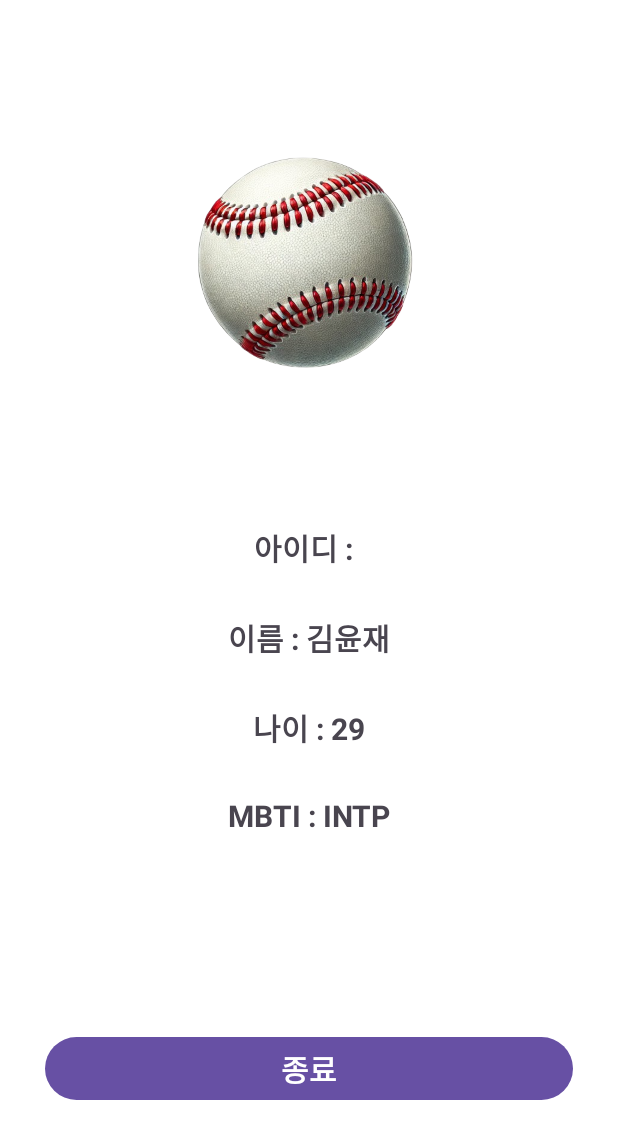
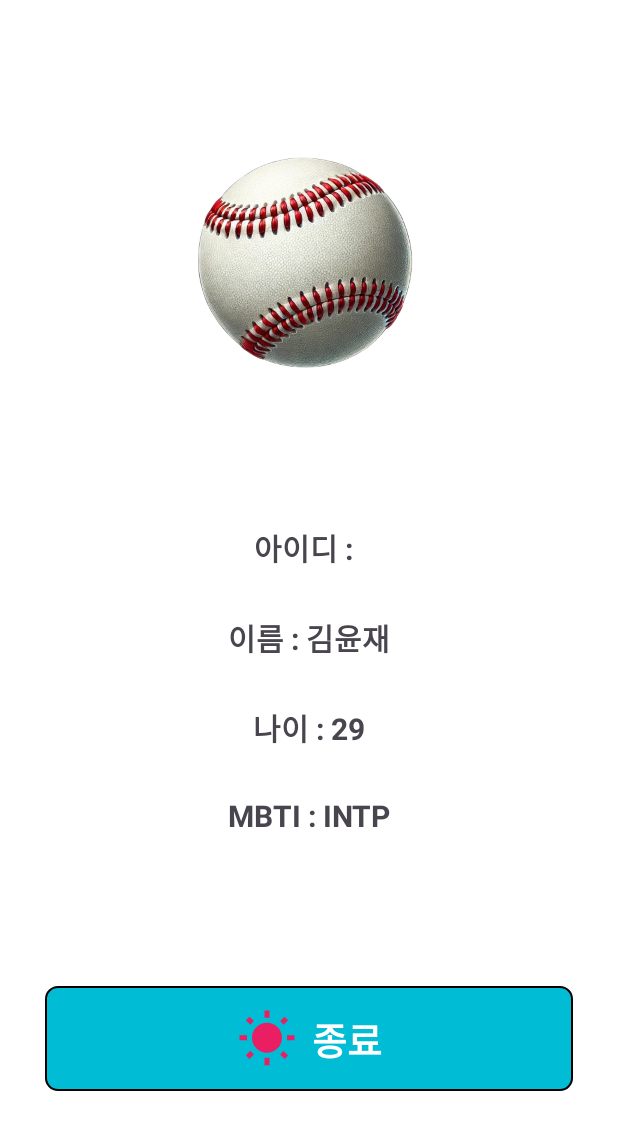
Before and after one commit to kdbswo/ThirdWeekTask, an Android app: the HomeActivity screen opened directly, with no data from a screen before it, on a phone screen of 412 x 824 dp. Shown: the top 1139 px of the screen. Run offline under Robolectric (Android 15) with nearby library versions, the phone set to English and light mode, and no system bars.

Commit message:
Update end button and selector in HomeActivity

```diff
--- a/app/src/main/java/com/loci/thirdweektask/HomeActivity.kt
+++ b/app/src/main/java/com/loci/thirdweektask/HomeActivity.kt
@@ -2,13 +2,11 @@ package com.loci.thirdweektask
 
 import android.graphics.Color
 import android.os.Bundle
-import android.widget.Button
 import android.widget.ImageView
 import android.widget.TextView
 import androidx.activity.enableEdgeToEdge
 import androidx.appcompat.app.AppCompatActivity
 import androidx.constraintlayout.widget.ConstraintLayout
-import androidx.constraintlayout.widget.ConstraintSet.Layout
 import androidx.core.view.ViewCompat
 import androidx.core.view.WindowInsetsCompat
 import kotlin.random.Random
@@ -26,7 +24,7 @@ class HomeActivity : AppCompatActivity() {
 
         val idData = intent.getStringExtra("id")
         val editTextId = findViewById<TextView>(R.id.tv_homeId)
-        val buttonEnd = findViewById<Button>(R.id.btn_end)
+        val buttonEnd = findViewById<ConstraintLayout>(R.id.btn_main_end)
         val imageViewBall = findViewById<ImageView>(R.id.img_ball)
         val mainPage = findViewById<ConstraintLayout>(R.id.main_page)
 
@@ -36,18 +34,22 @@ class HomeActivity : AppCompatActivity() {
                 imageViewBall.setImageResource(R.drawable.baseball_image)
                 mainPage.setBackgroundColor(Color.parseColor("#FFFFFF"))
             }
+
             1 -> {
                 imageViewBall.setImageResource(R.drawable.pngegg)
                 mainPage.setBackgroundColor(Color.parseColor("#D7FFD9"))
             }
+
             2 -> {
                 imageViewBall.setImageResource(R.drawable.volleyball_remove_bg)
                 mainPage.setBackgroundColor(Color.parseColor("#FFFDD7"))
             }
+
             3 -> {
                 imageViewBall.setImageResource(R.drawable.rugb_removebg)
                 mainPage.setBackgroundColor(Color.parseColor("#D7EEFF"))
             }
+
             4 -> {
                 imageViewBall.setImageResource(R.drawable.basketball_removebg)
                 mainPage.setBackgroundColor(Color.parseColor("#FFD7D7"))
--- /dev/null
+++ b/app/src/main/res/drawable/baseline_wb_sunny_24.xml
@@ -0,0 +1,5 @@
+<vector xmlns:android="http://schemas.android.com/apk/res/android" android:height="24dp" android:tint="#E91E63" android:viewportHeight="24" android:viewportWidth="24" android:width="24dp">
+
+    <path android:fillColor="@android:color/white" android:pathData="M6.76,4.84l-1.8,-1.79 -1.41,1.41 1.79,1.79 1.42,-1.41zM4,10.5L1,10.5v2h3v-2zM13,0.55h-2L11,3.5h2L13,0.55zM20.45,4.46l-1.41,-1.41 -1.79,1.79 1.41,1.41 1.79,-1.79zM17.24,18.16l1.79,1.8 1.41,-1.41 -1.8,-1.79 -1.4,1.4zM20,10.5v2h3v-2h-3zM12,5.5c-3.31,0 -6,2.69 -6,6s2.69,6 6,6 6,-2.69 6,-6 -2.69,-6 -6,-6zM11,22.45h2L13,19.5h-2v2.95zM3.55,18.54l1.41,1.41 1.79,-1.8 -1.41,-1.41 -1.79,1.8z"/>
+
+</vector>
--- /dev/null
+++ b/app/src/main/res/drawable/baseline_wb_twighlight_24.xml
@@ -0,0 +1,5 @@
+<vector xmlns:android="http://schemas.android.com/apk/res/android" android:height="24dp" android:tint="#2196F3" android:viewportHeight="24" android:viewportWidth="24" android:width="24dp">
+
+    <path android:fillColor="@android:color/white" android:pathData="M16.954,8.66l2.12,-2.12 1.415,1.414 -2.13,2.12zM17.9,14c-0.5,-2.85 -2.95,-5 -5.9,-5s-5.45,2.15 -5.9,5h11.8zM2,16h20v4L2,20zM11,4h2v3h-2zM3.54,7.925L4.954,6.51l2.122,2.122 -1.415,1.415z"/>
+
+</vector>
--- /dev/null
+++ b/app/src/main/res/drawable/main_button_icon_selector.xml
@@ -0,0 +1,13 @@
+<?xml version="1.0" encoding="utf-8"?>
+<selector xmlns:android="http://schemas.android.com/apk/res/android">
+    <item
+        android:drawable="@drawable/baseline_wb_twighlight_24"
+        android:state_pressed="true">
+
+    </item>
+
+    <item
+        android:drawable="@drawable/baseline_wb_sunny_24"
+        android:state_pressed="false">
+    </item>
+</selector>
--- /dev/null
+++ b/app/src/main/res/drawable/main_button_selector.xml
@@ -0,0 +1,18 @@
+<?xml version="1.0" encoding="utf-8"?>
+<selector xmlns:android="http://schemas.android.com/apk/res/android">
+    <item android:state_pressed="true">
+        <shape>
+            <solid android:color="#E91E63" />
+            <corners android:radius="8dp" />
+            <stroke android:width="1dp" android:color="@color/white" />
+        </shape>
+    </item>
+
+    <item android:state_pressed="false">
+        <shape>
+            <solid android:color="#00BCD4" />
+            <corners android:radius="8dp" />
+            <stroke android:width="1dp" android:color="@color/black" />
+        </shape>
+    </item>
+</selector>
--- a/app/src/main/res/layout/activity_home.xml
+++ b/app/src/main/res/layout/activity_home.xml
@@ -14,6 +14,7 @@
         android:layout_marginTop="80dp"
         android:background="@android:color/transparent"
         android:contentDescription="@string/main_image_description"
+        android:duplicateParentState="true"
         android:src="@drawable/baseball_image"
         app:layout_constraintEnd_toEndOf="parent"
         app:layout_constraintStart_toStartOf="parent"
@@ -90,20 +91,46 @@
         app:layout_constraintStart_toStartOf="parent"
         app:layout_constraintTop_toBottomOf="@+id/textView6" />
 
-
-    <Button
-        android:id="@+id/btn_end"
+    <androidx.constraintlayout.widget.ConstraintLayout
+        android:id="@+id/btn_main_end"
         android:layout_width="match_parent"
-        android:layout_height="wrap_content"
+        android:layout_height="70dp"
         android:layout_marginLeft="30dp"
+        android:layout_marginTop="100dp"
         android:layout_marginRight="30dp"
-        android:textSize="20sp"
-        android:textStyle="bold"
-        android:text="@string/end"
-        app:layout_constraintBottom_toBottomOf="parent"
+        android:background="@drawable/main_button_selector"
+        android:clickable="true"
         app:layout_constraintEnd_toEndOf="parent"
         app:layout_constraintStart_toStartOf="parent"
-        app:layout_constraintTop_toBottomOf="@+id/textView7"
-        app:layout_constraintVertical_bias="0.6" />
+        app:layout_constraintTop_toBottomOf="@+id/textView7">
+
+        <ImageView
+            android:id="@+id/imageView3"
+            android:layout_width="40dp"
+            android:layout_height="40dp"
+            android:contentDescription="@string/end_button_icon"
+            android:src="@drawable/main_button_icon_selector"
+            app:layout_constraintBottom_toBottomOf="parent"
+            app:layout_constraintEnd_toStartOf="@+id/textView8"
+            app:layout_constraintHorizontal_chainStyle="packed"
+            app:layout_constraintStart_toStartOf="parent"
+            app:layout_constraintTop_toTopOf="parent" />
+
+        <TextView
+            android:id="@+id/textView8"
+            android:layout_width="wrap_content"
+            android:layout_height="wrap_content"
+            android:layout_marginStart="10dp"
+            android:text="@string/end_button_text"
+            android:textColor="@color/white"
+            android:textSize="25sp"
+            android:textStyle="bold"
+            app:layout_constraintBottom_toBottomOf="parent"
+            app:layout_constraintEnd_toEndOf="parent"
+            app:layout_constraintHorizontal_bias="0.5"
+            app:layout_constraintStart_toEndOf="@+id/imageView3"
+            app:layout_constraintTop_toTopOf="parent" />
+    </androidx.constraintlayout.widget.ConstraintLayout>
+
 
 </androidx.constraintlayout.widget.ConstraintLayout>
--- a/app/src/main/res/values/strings.xml
+++ b/app/src/main/res/values/strings.xml
@@ -23,4 +23,6 @@
     <string name="main_mbti">MBTI : INTP</string>
     <string name="main_image_description">my image</string>
     <string name="login_image">login image</string>
+    <string name="end_button_text">종료</string>
+    <string name="end_button_icon">Button Icon</string>
 </resources>
```
